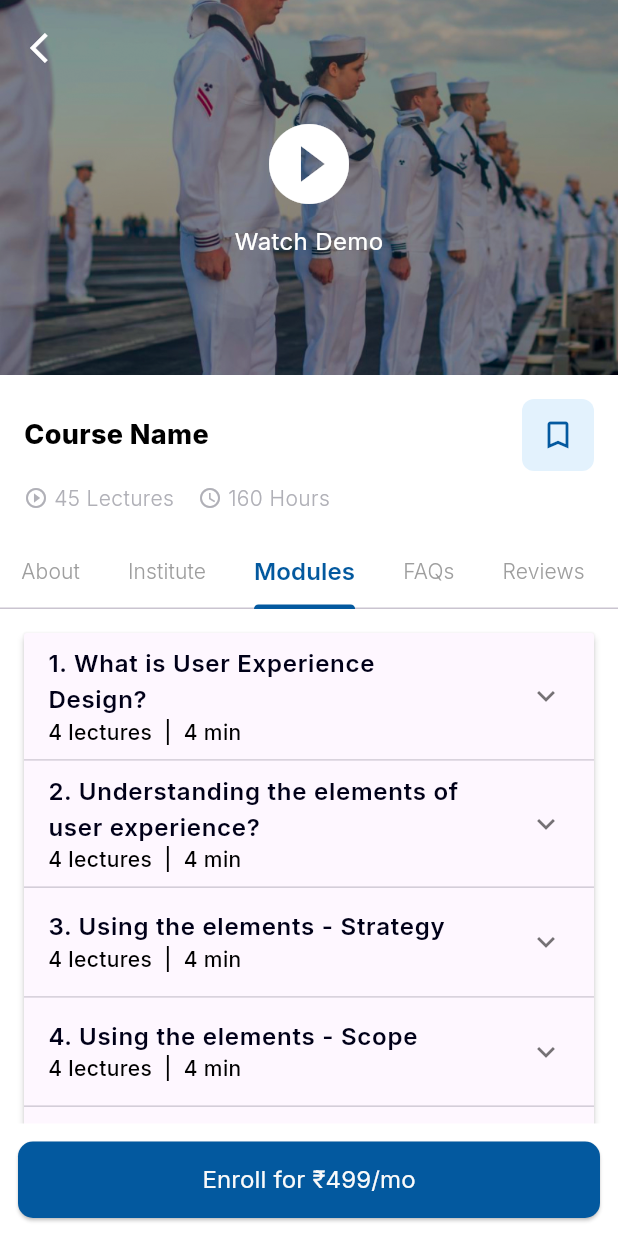
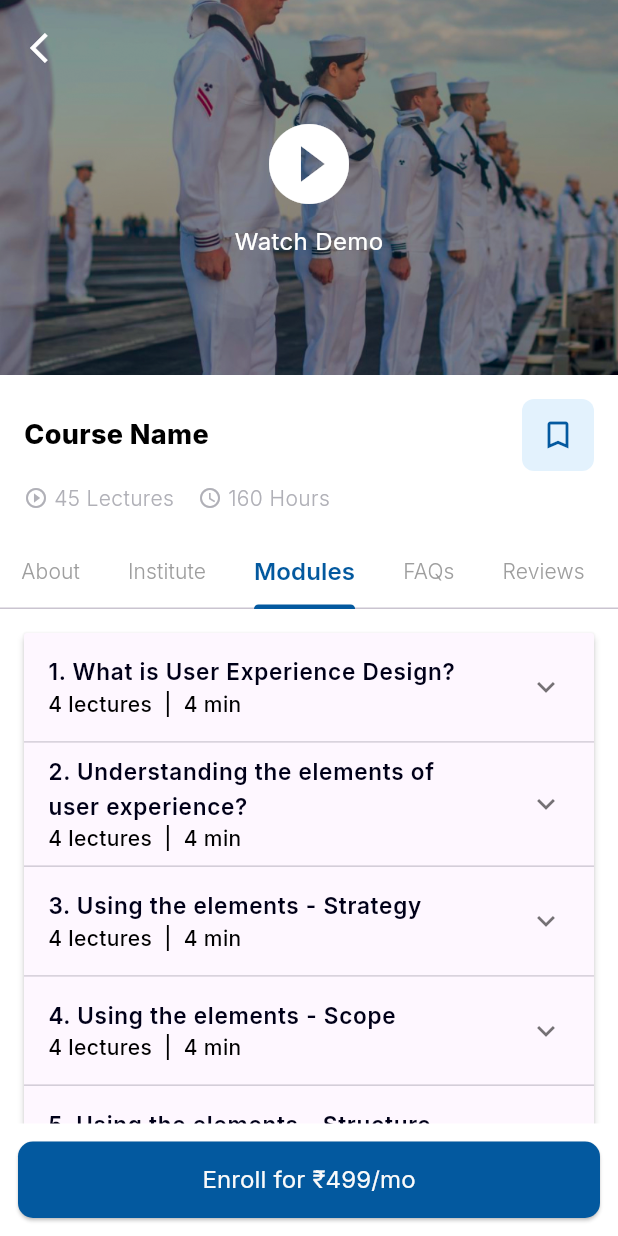
Before and after one commit to RuchitaOrt/learning_management, a Flutter app: the CourseDetailPage screen opened by its route, tab 3 chosen, on a phone screen of 412 x 824 dp. Run offline on Flutter 3.47's test engine with Material 3 defaults, Android fonts, the phone set to English and light mode, and no system bars; our stand-ins replace file_picker, fl_chart, flutter_svg, fluttertoast, geocoding, google_fonts and 3 more; project files that could hold a hidden picture were left out.

Commit message:
18/06/2025 07:50 4th commit

```diff
--- a/lib/routes/routers.dart
+++ b/lib/routes/routers.dart
@@ -71,7 +71,7 @@ class Routers {
         );
       case TabScreen.route:
         return MaterialPageRoute(
-          builder: (_) => TabScreen(),
+          builder: (_) => TabScreen(selectedPos: 0,),
         );
       case TrainingScreen.route:
         return MaterialPageRoute(
--- a/lib/screens/CourseDetailPage.dart
+++ b/lib/screens/CourseDetailPage.dart
@@ -501,7 +501,7 @@ class _CourseDetailPageState extends State<CourseDetailPage>
                     children: [
                       Text(
                         institute['name']!,
-                        style: LMSStyles.tsblackTileBold2,
+                        style: LMSStyles.tsblackTileBold2.copyWith(fontSize: 15),
                       ),
                       const SizedBox(height: 8),
 
@@ -943,7 +943,7 @@ class _CourseDetailPageState extends State<CourseDetailPage>
               return ListTile(
                 title: Text(
                   '$index. ${module['title']}',
-                  style: LMSStyles.tsSubHeadingBold,
+                  style: LMSStyles.tsSubHeadingBold.copyWith(fontSize: 15),
                 ),
                 subtitle: Text("4 lectures  |  4 min",
                     style: LMSStyles.tsWhiteNeutral300W500),
@@ -953,19 +953,24 @@ class _CourseDetailPageState extends State<CourseDetailPage>
               color: Colors.blue.shade50,
               padding: const EdgeInsets.symmetric(horizontal: 12, vertical: 8),
               child: Column(
-                children: (module['lectures'] as List<String>).map((lecture) {
-                  return ListTile(
-                    contentPadding: EdgeInsets.zero,
-                    leading: Icon(Icons.play_circle_fill,
-                        color: LearningColors.darkBlue),
-                    title:
-                        Text(lecture, style: LMSStyles.tsWhiteNeutral300W500),
-                    trailing:
-                        Text("4:24", style: LMSStyles.tsWhiteNeutral300W500),
-                  );
-                }).toList(),
+                children: List.generate(
+                  (module['lectures'] as List<String>).length * 2 - 1,
+                      (i) {
+                    final isDivider = i.isOdd;
+                    if (isDivider) return Divider(color: Colors.grey.shade300);
+                    final index = i ~/ 2;
+                    final lecture = (module['lectures'] as List<String>)[index];
+                    return ListTile(
+                      contentPadding: EdgeInsets.zero,
+                      leading: Icon(Icons.play_circle_fill, color: LearningColors.darkBlue),
+                      title: Text(lecture, style: LMSStyles.tsWhiteNeutral300W500),
+                      trailing: Text("4:24", style: LMSStyles.tsWhiteNeutral300W500),
+                    );
+                  },
+                ),
               ),
             ),
+
           );
         }).toList(),
       ),
@@ -1014,7 +1019,7 @@ class _CourseDetailPageState extends State<CourseDetailPage>
               value: index,
               headerBuilder: (context, isExpanded) {
                 return ListTile(
-                  title: Text('$index. ${item['question']!}', style: LMSStyles.tsSubHeadingBold),
+                  title: Text('$index. ${item['question']!}', style: LMSStyles.tsSubHeadingBold.copyWith(fontSize: 15)),
                 );
               },
               body: Container(
--- a/lib/screens/NotificationScreen.dart
+++ b/lib/screens/NotificationScreen.dart
@@ -33,7 +33,7 @@ class NotificationScreen extends StatelessWidget {
                     provider.markAllAsRead(); // Mark all notifications as read
                     Navigator.pushReplacement(
                       context,
-                      MaterialPageRoute(builder: (context) => TabScreen()),
+                      MaterialPageRoute(builder: (context) => TabScreen(selectedPos: 0,)),
                     );
                   },
                   tooltip: 'Home', // Optional tooltip
--- a/lib/screens/TabScreen.dart
+++ b/lib/screens/TabScreen.dart
@@ -17,7 +17,7 @@ class TabScreen extends StatefulWidget {
 
   const TabScreen({
     super.key,
-    this.selectedPos = -1,
+    required this.selectedPos,
     this.isSignUp = false,
     this.selectedModule = 0,
   });
```
Also changed, not shown: lib/screens/OrderSummary.dart (+34 -5 lines), lib/screens/signIn_screen.dart (+53 -0 lines), Screenshot_20250618_164119.png (deleted).
